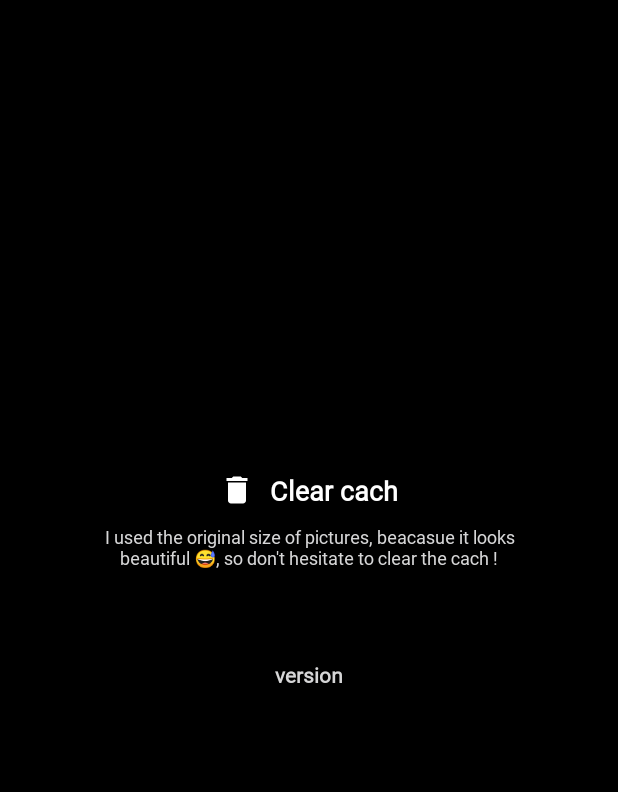
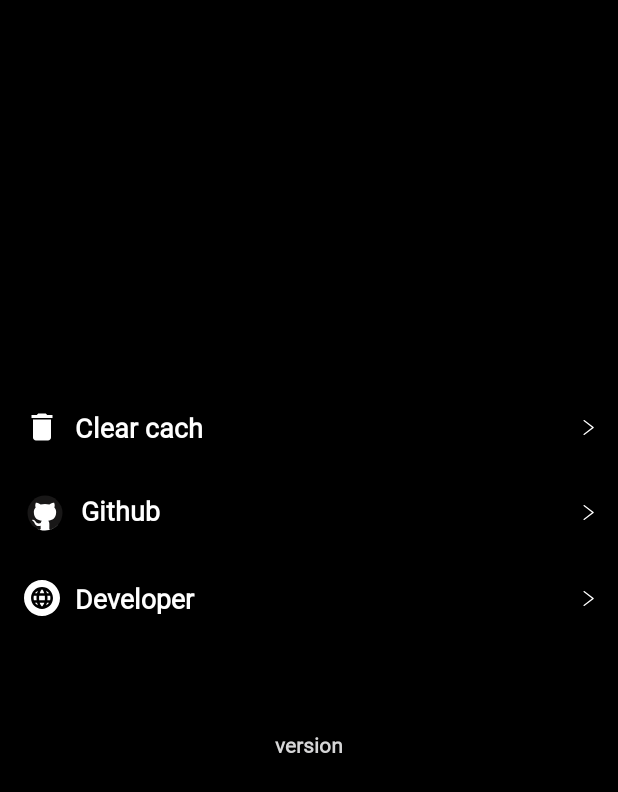
Before and after one commit to rimirdev/MoviesApp, an Android app: the layout fragment_settings.xml on its own in the app's theme, with its tools: preview values and no code run, on a phone screen of 412 x 824 dp. Shown: the top 792 px of the screen. Run offline under Robolectric (Android 15) with nearby library versions, the phone set to English and light mode, and no system bars; network calls fail.

Commit message:
ui and image loading optimization

```diff
--- a/app/build.gradle
+++ b/app/build.gradle
@@ -22,7 +22,8 @@ android {
 
         buildConfigField("String", "TMDB_API_KEY", '"c9856d0cb57c3f14bf75bdc6c063b8f3"')
         buildConfigField("String", "TMDB_ENDPOINT", '"https://api.themoviedb.org/3/"')
-        buildConfigField("String", "TMDB_IMAGE_URL", '"http://image.tmdb.org/t/p/original"')
+        buildConfigField("String", "TMDB_ORIGINAL_IMAGE_URL", '"http://image.tmdb.org/t/p/original"')
+        buildConfigField("String", "TMDB_500_IMAGE_URL", '"http://image.tmdb.org/t/p/w500"')
 
     }
     buildFeatures {
--- a/app/src/main/java/com/ryadamir/movieapp/ui/adapters/CastAdapter.kt
+++ b/app/src/main/java/com/ryadamir/movieapp/ui/adapters/CastAdapter.kt
@@ -19,7 +19,7 @@ class CastAdapter : RecyclerView.Adapter<CastAdapter.CastViewHolder>() {
     inner class CastViewHolder(itemView: View) : RecyclerView.ViewHolder(itemView) {
         fun bind(cast: Cast) {
 
-            Glide.with(itemView).load("${BuildConfig.TMDB_IMAGE_URL}${cast.profil}")
+            Glide.with(itemView).load("${BuildConfig.TMDB_500_IMAGE_URL}${cast.profil}")
                 .transition(DrawableTransitionOptions.withCrossFade()).centerCrop()
                 .apply(RequestOptions.circleCropTransform()).into(itemView.iv_cast)
             itemView.txt_name_cast.text = cast.name
--- a/app/src/main/java/com/ryadamir/movieapp/ui/adapters/MovieAdapter.kt
+++ b/app/src/main/java/com/ryadamir/movieapp/ui/adapters/MovieAdapter.kt
@@ -26,7 +26,7 @@ class MovieAdapter : RecyclerView.Adapter<MovieAdapter.TrendingViewHolder>() {
 
             itemView.title_movie.text = movie.title
 
-            Glide.with(itemView).load("${BuildConfig.TMDB_IMAGE_URL}${movie.posterPath}")
+            Glide.with(itemView).load("${BuildConfig.TMDB_500_IMAGE_URL}${movie.posterPath}")
                 .transition(DrawableTransitionOptions.withCrossFade()).centerCrop()
                 .into(itemView.iv_trending)
 
--- a/app/src/main/java/com/ryadamir/movieapp/ui/home/HomeFragment.kt
+++ b/app/src/main/java/com/ryadamir/movieapp/ui/home/HomeFragment.kt
@@ -55,12 +55,16 @@ class HomeFragment : Fragment(R.layout.fragment_home) {
     private fun observeTrending() {
         viewModel.trendingResponseList.observe(viewLifecycleOwner) {
             adapterTrending.setData(it)
+            progress.visibility = View.GONE
+            trending_title.visibility = View.VISIBLE
         }
     }
 
     private fun observeTopRated() {
         viewModel.topratedResponseList.observe(viewLifecycleOwner) {
             adapterTopRated.setData(it)
+            progress.visibility = View.GONE
+            toprated_title.visibility = View.VISIBLE
         }
     }
 
@@ -69,7 +73,7 @@ class HomeFragment : Fragment(R.layout.fragment_home) {
         val imageList = ArrayList<SlideModel>() // Create image list
 
         for (i in 0..5) {
-            imageList.add(SlideModel("${BuildConfig.TMDB_IMAGE_URL}${data[i].backdropPath}"))
+            imageList.add(SlideModel("${BuildConfig.TMDB_ORIGINAL_IMAGE_URL}${data[i].backdropPath}"))
         }
 
         image_slider.setImageList(imageList, ScaleTypes.CENTER_CROP)
--- a/app/src/main/java/com/ryadamir/movieapp/util/Constant.kt
+++ b/app/src/main/java/com/ryadamir/movieapp/util/Constant.kt
@@ -2,4 +2,6 @@ package com.ryadamir.movieapp.util
 
 object Constant {
     const val LANGUAGE = "en-US"
+    const val GITHUB_DEV_LINK = "https://github.com/ryadamir/MoviesApp"
+    const val DEV_LINK = "https://ryad.cf/portfolio"
 }
--- /dev/null
+++ b/app/src/main/res/drawable/ic_arrow_skip.xml
@@ -0,0 +1,11 @@
+<vector xmlns:android="http://schemas.android.com/apk/res/android"
+    android:width="18dp"
+    android:height="18dp"
+    android:viewportWidth="400"
+    android:viewportHeight="512">
+    <path
+        android:fillColor="@color/white"
+        android:pathData="M388.425,241.951L151.609,5.79c-7.759-7.733-20.321-7.72-28.067,0.04c-7.74,7.759-7.72,20.328,0.04,28.067l222.72,222.105
+			L123.574,478.106c-7.759,7.74-7.779,20.301-0.04,28.061c3.883,3.89,8.97,5.835,14.057,5.835c5.074,0,10.141-1.932,14.017-5.795
+			l236.817-236.155c3.737-3.718,5.834-8.778,5.834-14.05S392.156,245.676,388.425,241.951z" />
+</vector>
--- /dev/null
+++ b/app/src/main/res/drawable/ic_github.xml
@@ -0,0 +1,12 @@
+<vector xmlns:android="http://schemas.android.com/apk/res/android"
+    android:width="28dp"
+    android:height="28dp"
+    android:viewportWidth="48"
+    android:viewportHeight="48">
+  <path
+      android:pathData="M24,24m-20,0a20,20 0,1 1,40 0a20,20 0,1 1,-40 0"
+      android:fillColor="#181717"/>
+  <path
+      android:pathData="M6.813,34.235C9.248,38.314 13.094,41.453 17.677,42.978C18.678,43.161 19.042,42.544 19.042,42.013C19.042,41.794 19.039,41.406 19.034,40.887C19.028,40.285 19.021,39.508 19.015,38.612C13.452,39.821 12.279,35.931 12.279,35.931C11.369,33.621 10.058,33.006 10.058,33.006C8.242,31.765 10.195,31.79 10.195,31.79C12.203,31.932 13.258,33.851 13.258,33.851C15.042,36.907 17.94,36.024 19.079,35.514C19.261,34.221 19.777,33.339 20.349,32.839C15.908,32.335 11.239,30.618 11.239,22.955C11.239,20.771 12.018,18.986 13.298,17.588C13.091,17.082 12.405,15.049 13.493,12.295C13.493,12.295 15.172,11.757 18.993,14.345C20.588,13.902 22.3,13.68 24,13.672C25.698,13.68 27.41,13.902 29.007,14.345C32.826,11.757 34.502,12.295 34.502,12.295C35.593,15.049 34.907,17.082 34.701,17.588C35.982,18.986 36.757,20.771 36.757,22.955C36.757,30.638 32.08,32.329 27.625,32.823C28.343,33.441 28.983,34.661 28.983,36.528C28.983,38.315 28.972,39.872 28.964,40.903C28.961,41.414 28.958,41.796 28.958,42.013C28.958,42.549 29.318,43.171 30.333,42.976C33.984,41.757 37.167,39.515 39.54,36.59C35.873,41.111 30.274,44 24,44C16.694,44 10.304,40.083 6.813,34.235Z"
+      android:fillColor="#ffffff"/>
+</vector>
--- /dev/null
+++ b/app/src/main/res/drawable/ic_website.xml
@@ -0,0 +1,36 @@
+<vector xmlns:android="http://schemas.android.com/apk/res/android"
+    android:width="24dp"
+    android:height="24dp"
+    android:viewportWidth="512"
+    android:viewportHeight="512">
+  <path
+      android:pathData="M157.11,188.97h28.44c3.27,-13.72 7.51,-26.33 12.55,-37.49c-9.62,5.35 -18.56,12.06 -26.55,20.06C166.14,176.95 161.32,182.79 157.11,188.97z"
+      android:fillColor="@color/white"/>
+  <path
+      android:pathData="M157.11,323.03c4.21,6.18 9.03,12.02 14.43,17.42c8,8 16.93,14.71 26.55,20.06c-5.04,-11.15 -9.28,-23.77 -12.55,-37.49H157.11z"
+      android:fillColor="@color/white"/>
+  <path
+      android:pathData="M354.89,188.97c-4.21,-6.18 -9.03,-12.02 -14.43,-17.42c-8,-8 -16.93,-14.71 -26.55,-20.06c5.04,11.15 9.28,23.77 12.55,37.49H354.89z"
+      android:fillColor="@color/white"/>
+  <path
+      android:pathData="M278.45,162.04c-9.63,-19.25 -19.28,-25.48 -22.45,-25.48s-12.83,6.23 -22.45,25.48c-3.99,7.97 -7.41,17.06 -10.21,26.93h65.32C285.86,179.1 282.44,170.02 278.45,162.04z"
+      android:fillColor="@color/white"/>
+  <path
+      android:pathData="M233.55,349.96c9.63,19.25 19.28,25.48 22.45,25.48s12.83,-6.23 22.45,-25.48c3.99,-7.97 7.41,-17.06 10.21,-26.93h-65.32C226.14,332.9 229.56,341.98 233.55,349.96z"
+      android:fillColor="@color/white"/>
+  <path
+      android:pathData="M178,256c0,-10.43 0.52,-20.61 1.49,-30.47h-39.02c-2.57,9.82 -3.91,20.04 -3.91,30.47s1.34,20.64 3.91,30.47h39.02C178.52,276.61 178,266.43 178,256z"
+      android:fillColor="@color/white"/>
+  <path
+      android:pathData="M334,256c0,10.43 -0.52,20.61 -1.49,30.47h39.02c2.57,-9.82 3.91,-20.04 3.91,-30.47s-1.34,-20.64 -3.91,-30.47h-39.02C333.48,235.39 334,245.57 334,256z"
+      android:fillColor="@color/white"/>
+  <path
+      android:pathData="M256,0C114.61,0 0,114.61 0,256s114.61,256 256,256s256,-114.61 256,-256S397.39,0 256,0zM256,412c-86.16,0 -156,-69.84 -156,-156s69.84,-156 156,-156c86.16,0 156,69.84 156,156S342.16,412 256,412z"
+      android:fillColor="@color/white"/>
+  <path
+      android:pathData="M216.28,225.53c-1.13,9.9 -1.71,20.13 -1.71,30.47s0.59,20.57 1.71,30.47h79.45c1.13,-9.9 1.71,-20.13 1.71,-30.47s-0.59,-20.57 -1.71,-30.47H216.28z"
+      android:fillColor="@color/white"/>
+  <path
+      android:pathData="M313.9,360.52c9.62,-5.35 18.56,-12.06 26.55,-20.06c5.41,-5.41 10.22,-11.24 14.43,-17.42h-28.44C323.18,336.75 318.94,349.36 313.9,360.52z"
+      android:fillColor="@color/white"/>
+</vector>
--- a/app/src/main/res/layout/fragment_settings.xml
+++ b/app/src/main/res/layout/fragment_settings.xml
@@ -5,37 +5,109 @@
     android:layout_width="match_parent"
     android:layout_height="match_parent"
     android:background="@color/color_primary"
-    android:gravity="center"
+    android:gravity="start|center_vertical"
     android:orientation="vertical"
     tools:context=".ui.settings.SettingsFragment">
 
+    <LinearLayout
+        android:id="@+id/clear_cach"
+        android:layout_width="match_parent"
+        android:layout_height="wrap_content"
+        android:background="?selectableItemBackground"
+        android:orientation="horizontal">
+
         <TextView
-        android:id="@+id/clear_cach"
-        android:layout_width="wrap_content"
+            android:layout_width="0dp"
             android:layout_height="wrap_content"
-        android:layout_marginVertical="10dp"
+            android:layout_marginHorizontal="16dp"
+            android:layout_weight="1"
             android:drawablePadding="10dp"
             android:fontFamily="@font/open_sans"
+            android:paddingVertical="15dp"
             android:text="@string/clear_cach"
             android:textColor="@color/white"
             android:textSize="18sp"
             android:textStyle="bold"
             app:drawableStartCompat="@drawable/ic_delete" />
 
+        <ImageView
+            android:layout_width="10dp"
+            android:layout_height="10dp"
+            android:layout_gravity="center_vertical|end"
+            android:layout_marginHorizontal="16dp"
+            android:src="@drawable/ic_arrow_skip"
+            tools:ignore="ContentDescription" />
+
+    </LinearLayout>
+
+    <LinearLayout
+        android:id="@+id/github"
+        android:layout_width="match_parent"
+        android:layout_height="wrap_content"
+        android:background="?selectableItemBackground"
+        android:orientation="horizontal">
+
         <TextView
-        android:layout_width="wrap_content"
+            android:layout_width="0dp"
             android:layout_height="wrap_content"
-        android:layout_marginHorizontal="60dp"
+            android:layout_marginHorizontal="16dp"
+            android:layout_weight="1"
+            android:drawablePadding="10dp"
             android:fontFamily="@font/open_sans"
-        android:gravity="center"
-        android:text="@string/message_for_reviwer"
-        android:textColor="@color/grey_font"
-        android:textSize="12sp" />
+            android:paddingVertical="15dp"
+            android:text="@string/github"
+            android:textColor="@color/white"
+            android:textSize="18sp"
+            android:textStyle="bold"
+            app:drawableStartCompat="@drawable/ic_github" />
+
+        <ImageView
+            android:layout_width="10dp"
+            android:layout_height="10dp"
+            android:layout_gravity="center_vertical|end"
+            android:layout_marginHorizontal="16dp"
+            android:src="@drawable/ic_arrow_skip"
+            tools:ignore="ContentDescription" />
+
+    </LinearLayout>
+
+    <LinearLayout
+        android:id="@+id/developer"
+        android:layout_width="match_parent"
+        android:layout_height="wrap_content"
+        android:background="?selectableItemBackground"
+        android:orientation="horizontal">
+
+        <TextView
+            android:layout_width="0dp"
+            android:layout_height="wrap_content"
+            android:layout_marginHorizontal="16dp"
+            android:layout_weight="1"
+            android:drawablePadding="10dp"
+            android:fontFamily="@font/open_sans"
+            android:paddingVertical="15dp"
+            android:text="@string/developer_page"
+            android:textColor="@color/white"
+            android:textSize="18sp"
+            android:textStyle="bold"
+
+            app:drawableStartCompat="@drawable/ic_website" />
+
+        <ImageView
+            android:layout_width="10dp"
+            android:layout_height="10dp"
+            android:layout_gravity="center_vertical|end"
+            android:layout_marginHorizontal="16dp"
+            android:src="@drawable/ic_arrow_skip"
+            tools:ignore="ContentDescription" />
+
+    </LinearLayout>
 
     <TextView
         android:id="@+id/version"
         android:layout_width="wrap_content"
         android:layout_height="wrap_content"
+        android:layout_gravity="center"
         android:layout_marginVertical="60dp"
         android:fontFamily="@font/open_sans"
         android:text="version"
--- a/app/src/main/res/values/colors.xml
+++ b/app/src/main/res/values/colors.xml
@@ -8,7 +8,7 @@
     <color name="black">#FF000000</color>
     <color name="white">#FFFFFFFF</color>
     <color name="color_primary">#000000</color>
-    <color name="color_primarydark">#0F2134</color>
+    <color name="color_primarydark">#1D3855</color>
     <color name="color_accent">#B80403</color>
     <color name="color_rating">#FBC02D</color>
     <color name="bottomBar">#1D1E20</color>
--- a/app/src/main/res/values/strings.xml
+++ b/app/src/main/res/values/strings.xml
@@ -18,5 +18,7 @@
     <string name="yes">Yes</string>
     <string name="no">No</string>
     <string name="ache_cleared">Cache cleared !</string>
-    <string name="message_for_reviwer">I used the original size of pictures, beacasue it looks beautiful 😅, so don\'t hesitate to clear the cach !</string>
+    <string name="github">Github</string>
+    <string name="github_link">https://github.com/ryadamir/MoviesApp</string>
+    <string name="developer_page">Developer</string>
 </resources>
```
Also changed, not shown: app/src/main/java/com/ryadamir/movieapp/ui/detail/DetailActivity.kt (+14 -5 lines), app/src/main/java/com/ryadamir/movieapp/ui/settings/SettingsFragment.kt (+20 -0 lines), app/src/main/res/layout/activity_detail.xml (+20 -6 lines), app/src/main/res/layout/fragment_home.xml (+25 -10 lines). Lines whose indentation alone changed are shown as unchanged.
